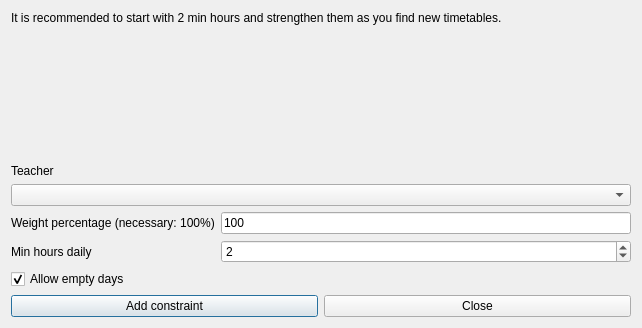
The window that fet/src/interface/addconstraintteacherminhoursdailyrealdaysform_template.ui (vonmecheln/fet) describes before a commit, drawn with Qt 5.
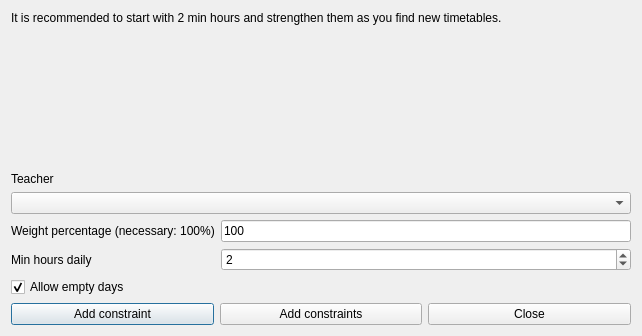
The same window after the commit.

Diff of the .ui file:
```diff
--- a/fet/src/interface/addconstraintteacherminhoursdailyrealdaysform_template.ui
+++ b/fet/src/interface/addconstraintteacherminhoursdailyrealdaysform_template.ui
@@ -7,7 +7,7 @@
     <x>0</x>
     <y>0</y>
     <width>642</width>
-    <height>328</height>
+    <height>336</height>
    </rect>
   </property>
   <property name="windowTitle">
@@ -143,6 +143,13 @@
        </property>
       </widget>
      </item>
+     <item>
+      <widget class="QPushButton" name="addConstraintsPushButton">
+       <property name="text">
+        <string>Add constraints</string>
+       </property>
+      </widget>
+     </item>
      <item>
       <widget class="QPushButton" name="closePushButton">
        <property name="text">
```
